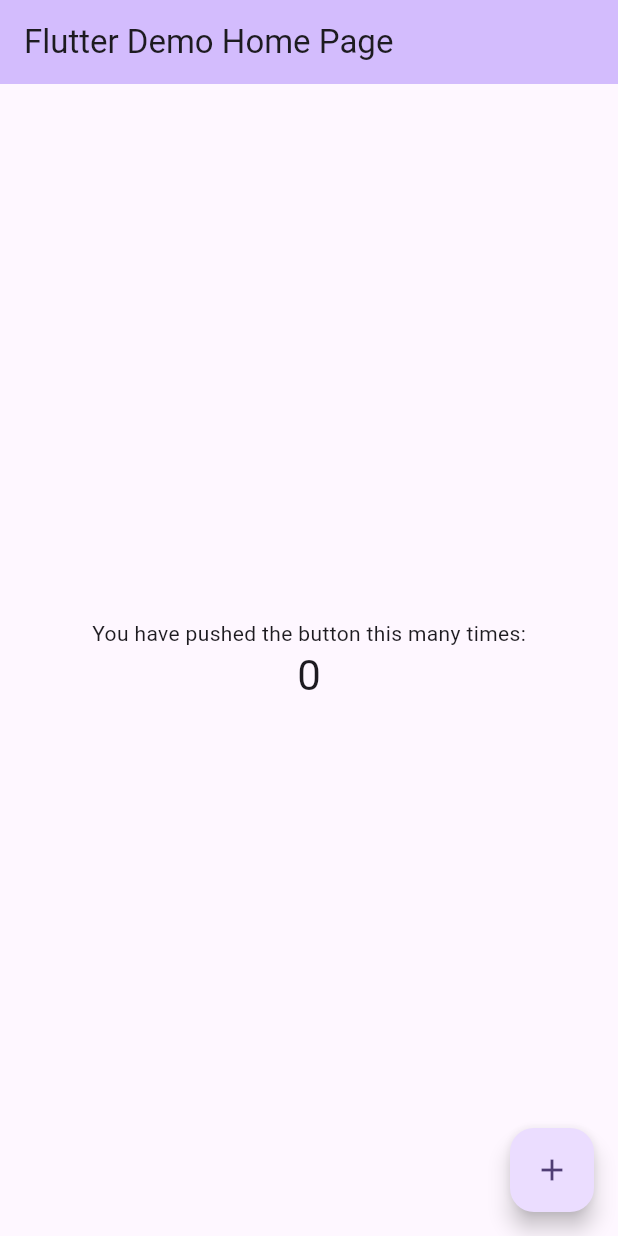
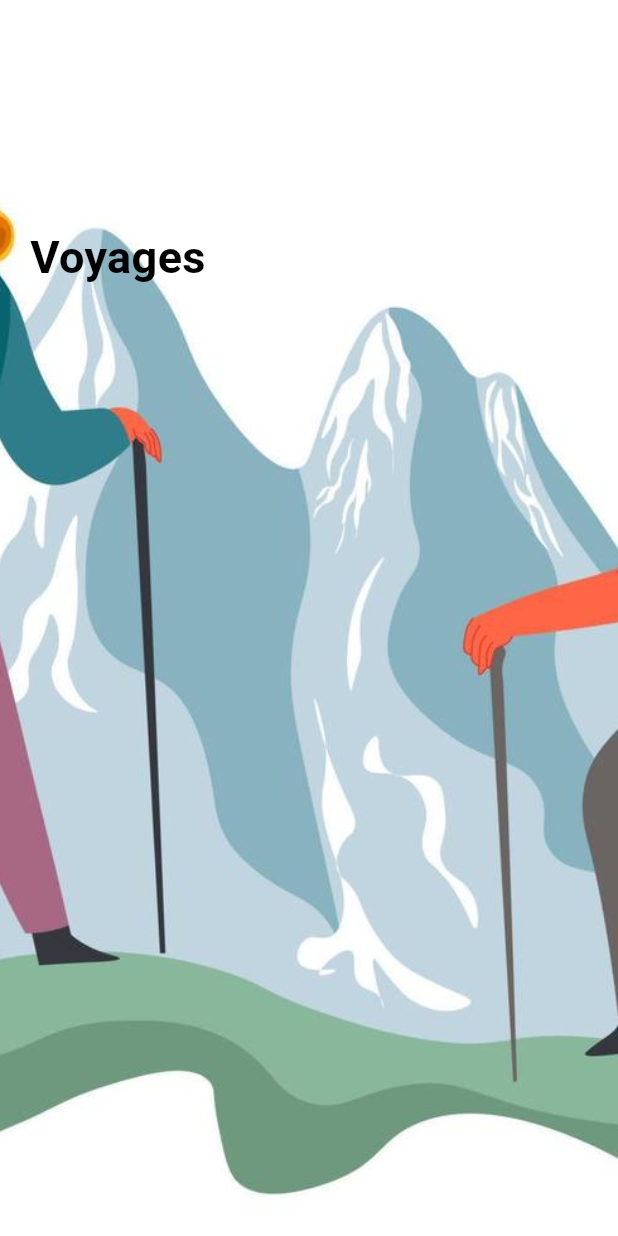
Before and after one commit to ibrahdj/travel_app, a Flutter app: the screen it shows after launch, on a phone screen of 412 x 824 dp. Run offline on Flutter 3.47's test engine with Material 2 defaults, Android fonts, the phone set to English and light mode, and no system bars.

Commit message:
Mon second commite

```diff
--- a/lib/main.dart
+++ b/lib/main.dart
@@ -1,4 +1,5 @@
 import 'package:flutter/material.dart';
+import 'package:travel_app/pages/page_bienvenue.dart';
 
 void main() {
   runApp(const MyApp());
@@ -11,115 +12,12 @@ class MyApp extends StatelessWidget {
   @override
   Widget build(BuildContext context) {
     return MaterialApp(
-      title: 'Flutter Demo',
-      theme: ThemeData(
-        // This is the theme of your application.
-        //
-        // TRY THIS: Try running your application with "flutter run". You'll see
-        // the application has a blue toolbar. Then, without quitting the app,
-        // try changing the seedColor in the colorScheme below to Colors.green
-        // and then invoke "hot reload" (save your changes or press the "hot
-        // reload" button in a Flutter-supported IDE, or press "r" if you used
-        // the command line to start the app).
-        //
-        // Notice that the counter didn't reset back to zero; the application
-        // state is not lost during the reload. To reset the state, use hot
-        // restart instead.
-        //
-        // This works for code too, not just values: Most code changes can be
-        // tested with just a hot reload.
-        colorScheme: ColorScheme.fromSeed(seedColor: Colors.deepPurple),
-        useMaterial3: true,
-      ),
-      home: const MyHomePage(title: 'Flutter Demo Home Page'),
-    );
+        title: 'Flutter Demo',
+        debugShowCheckedModeBanner: false,
+        theme: ThemeData(
+          colorScheme: ColorScheme.fromSeed(seedColor: Colors.deepPurple),
+          useMaterial3: true,
+        ),
+        home: PageBienvenue());
   }
 }
-
-class MyHomePage extends StatefulWidget {
-  const MyHomePage({super.key, required this.title});
-
-  // This widget is the home page of your application. It is stateful, meaning
-  // that it has a State object (defined below) that contains fields that affect
-  // how it looks.
-
-  // This class is the configuration for the state. It holds the values (in this
-  // case the title) provided by the parent (in this case the App widget) and
-  // used by the build method of the State. Fields in a Widget subclass are
-  // always marked "final".
-
-  final String title;
-
-  @override
-  State<MyHomePage> createState() => _MyHomePageState();
-}
-
-class _MyHomePageState extends State<MyHomePage> {
-  int _counter = 0;
-
-  void _incrementCounter() {
-    setState(() {
-      // This call to setState tells the Flutter framework that something has
-      // changed in this State, which causes it to rerun the build method below
-      // so that the display can reflect the updated values. If we changed
-      // _counter without calling setState(), then the build method would not be
-      // called again, and so nothing would appear to happen.
-      _counter++;
-    });
-  }
-
-  @override
-  Widget build(BuildContext context) {
-    // This method is rerun every time setState is called, for instance as done
-    // by the _incrementCounter method above.
-    //
-    // The Flutter framework has been optimized to make rerunning build methods
-    // fast, so that you can just rebuild anything that needs updating rather
-    // than having to individually change instances of widgets.
-    return Scaffold(
-      appBar: AppBar(
-        // TRY THIS: Try changing the color here to a specific color (to
-        // Colors.amber, perhaps?) and trigger a hot reload to see the AppBar
-        // change color while the other colors stay the same.
-        backgroundColor: Theme.of(context).colorScheme.inversePrimary,
-        // Here we take the value from the MyHomePage object that was created by
-        // the App.build method, and use it to set our appbar title.
-        title: Text(widget.title),
-      ),
-      body: Center(
-        // Center is a layout widget. It takes a single child and positions it
-        // in the middle of the parent.
-        child: Column(
-          // Column is also a layout widget. It takes a list of children and
-          // arranges them vertically. By default, it sizes itself to fit its
-          // children horizontally, and tries to be as tall as its parent.
-          //
-          // Column has various properties to control how it sizes itself and
-          // how it positions its children. Here we use mainAxisAlignment to
-          // center the children vertically; the main axis here is the vertical
-          // axis because Columns are vertical (the cross axis would be
-          // horizontal).
-          //
-          // TRY THIS: Invoke "debug painting" (choose the "Toggle Debug Paint"
-          // action in the IDE, or press "p" in the console), to see the
-          // wireframe for each widget.
-          mainAxisAlignment: MainAxisAlignment.center,
-          children: <Widget>[
-            const Text(
-              'You have pushed the button this many times:',
-            ),
-            Text(
-              '$_counter',
-              style: Theme.of(context).textTheme.headlineMedium,
-            ),
-          ],
-        ),
-      ),
-      floatingActionButton: FloatingActionButton(
-        onPressed: _incrementCounter,
-        tooltip: 'Increment',
-        child: const Icon(Icons.add),
-      ), // This trailing comma makes auto-formatting nicer for build methods.
-    );
-  }
-}
--- /dev/null
+++ b/lib/pages/page_bienvenue.dart
@@ -0,0 +1,40 @@
+// ignore_for_file: use_key_in_widget_constructors, library_private_types_in_public_api, prefer_interpolation_to_compose_strings
+
+import 'package:flutter/material.dart';
+import 'package:travel_app/widgets/app_large_text.dart';
+
+class PageBienvenue extends StatefulWidget {
+  @override
+  _PageBienvenueState createState() => _PageBienvenueState();
+}
+
+class _PageBienvenueState extends State<PageBienvenue> {
+  List images = ["welcome-one.png", "welcome-two.png", "welcome-three.png"];
+  @override
+  Widget build(BuildContext context) {
+    return Scaffold(
+        body: PageView.builder(
+            scrollDirection: Axis.vertical,
+            itemCount: images.length,
+            itemBuilder: (_, index) {
+              return Container(
+                width: double.maxFinite,
+                height: double.maxFinite,
+                decoration: BoxDecoration(
+                    image: DecorationImage(
+                        image: AssetImage('assets/img/' + images[index]),
+                        fit: BoxFit.cover)),
+                child: Container(
+                  margin: const EdgeInsets.only(top: 150, left: 20, right: 20),
+                  child: Row(
+                    children: [
+                      Column(
+                        children: [AppLargeText(text: 'Voyages')],
+                      )
+                    ],
+                  ),
+                ),
+              );
+            }));
+  }
+}
--- /dev/null
+++ b/lib/widgets/app_large_text.dart
@@ -0,0 +1,21 @@
+// ignore_for_file: must_be_immutable
+
+import 'package:flutter/material.dart';
+
+class AppLargeText extends StatelessWidget {
+  double size;
+  final String text;
+  final Color color;
+  AppLargeText(
+      {Key? key, required this.text, this.color = Colors.black, this.size = 30})
+      : super(key: key);
+
+  @override
+  Widget build(BuildContext context) {
+    return Text(
+      text,
+      style:
+          TextStyle(color: color, fontSize: size, fontWeight: FontWeight.bold),
+    );
+  }
+}
--- a/pubspec.yaml
+++ b/pubspec.yaml
@@ -59,8 +59,8 @@ flutter:
   uses-material-design: true
 
   # To add assets to your application, add an assets section, like this:
-  # assets:
-  #   - images/a_dot_burr.jpeg
+  assets:
+    - assets/img/
   #   - images/a_dot_ham.jpeg
 
   # An image asset can refer to one or more resolution-specific "variants", see
```
Also changed, not shown: assets/img/welcome-one.png (added), assets/img/welcome-three.png (added), assets/img/welcome-two.png (added), lib/widgets/app_text.dart (added).
